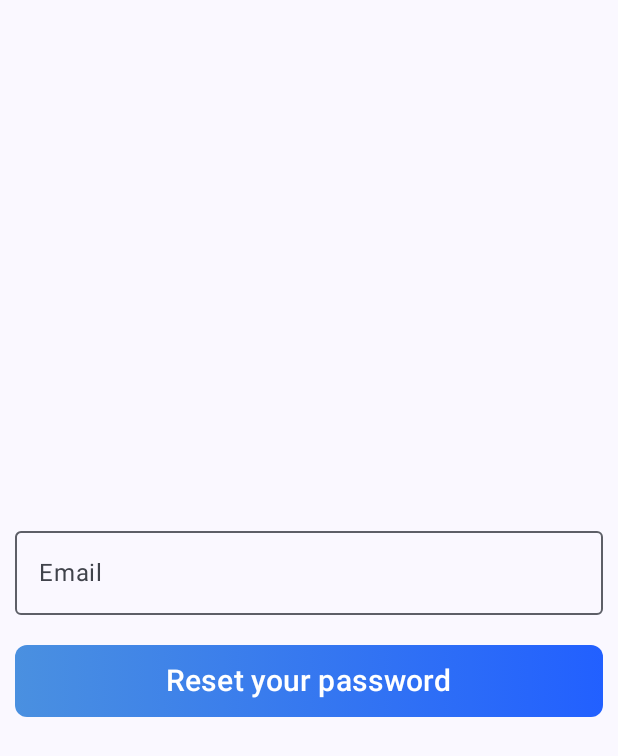
After one commit to hadhemi13/MediShareAndroid, an Android app built with Jetpack Compose: the ForgotPasswordScreen screen opened through its navigation route, on a phone screen of 412 x 824 dp. The commit adds this screen. Shown: the top 756 px of the screen. Run offline under Robolectric (Android 15) with nearby library versions, the phone set to English and light mode, and no system bars.

Commit message:
retrofit and forgot password v1

```diff
--- a/app/build.gradle.kts
+++ b/app/build.gradle.kts
@@ -62,7 +62,8 @@ dependencies {
     //retrofit import
     implementation("com.squareup.retrofit2:retrofit:2.9.0")
     implementation("com.squareup.retrofit2:converter-gson:2.9.0")
-
+    //nav controller
+    implementation("androidx.navigation:navigation-compose:2.8.3")
     testImplementation(libs.junit)
     androidTestImplementation(libs.androidx.junit)
     androidTestImplementation(libs.androidx.espresso.core)
--- a/app/src/main/java/com/example/medishareandroid/MainActivity.kt
+++ b/app/src/main/java/com/example/medishareandroid/MainActivity.kt
@@ -11,10 +11,16 @@ import androidx.compose.foundation.layout.imePadding
 import androidx.compose.foundation.layout.padding
 import androidx.compose.material3.Scaffold
 import androidx.compose.runtime.Composable
+import androidx.compose.runtime.mutableStateOf
+import androidx.compose.runtime.remember
 import androidx.compose.ui.Modifier
 import androidx.compose.ui.tooling.preview.Preview
 import androidx.compose.ui.unit.dp
+import androidx.navigation.compose.NavHost
+import androidx.navigation.compose.composable
+import androidx.navigation.compose.rememberNavController
 import com.example.medishareandroid.ui.theme.MediSHareAndroidTheme
+import com.example.medishareandroid.user.ForgotPasswordScreen
 import com.example.medishareandroid.user.LoginScreen
 
 class MainActivity : ComponentActivity() {
@@ -23,17 +29,34 @@ class MainActivity : ComponentActivity() {
         enableEdgeToEdge()
         setContent {
             MediSHareAndroidTheme {
+                val navController = rememberNavController()
+                val showToolbar = remember { mutableStateOf(true) }
+
+
                 Scaffold(modifier = Modifier
                     .fillMaxSize()
                     .imePadding()) { innerPadding ->
-
-                    LoginScreen(
-
-                        modifier = Modifier
+                    NavHost (navController = navController, startDestination = "login", modifier = Modifier.padding(innerPadding)) {
+                        composable(route = "login") {
+                            showToolbar.value = false
+                            LoginScreen(navController, modifier = Modifier
                             .fillMaxSize()
                             .padding(innerPadding)
-                            .padding(16.dp)
-                    )
+                            .padding(16.dp) )
+                        }
+                        composable(route = "forgotPassword") {
+                            showToolbar.value = true
+                            ForgotPasswordScreen(navController, modifier = Modifier)
+                        }
+                        /*
+                        composable(route = "about") {
+                            showToolbar.value = true
+                            AboutScreen()
+                        }*/
+                    }
+
+
+
 
                 }
             }
@@ -47,8 +70,9 @@ class MainActivity : ComponentActivity() {
 fun GreetingPreview() {
     MediSHareAndroidTheme {
         Column {
+            val navController = rememberNavController()
 
-            LoginScreen()
+            LoginScreen(navController)
         }
     }
 }
--- a/app/src/main/java/com/example/medishareandroid/remote/RetrofitInstance.kt
+++ b/app/src/main/java/com/example/medishareandroid/remote/RetrofitInstance.kt
@@ -6,7 +6,7 @@ import retrofit2.converter.gson.GsonConverterFactory
 
 
 // 10.0.2.2 adresse locale de l'émulateur
-const val BASE_URL = "http://192.168.1.156:3000/api/"
+const val BASE_URL = "http://192.168.1.156:3000/auth/"
 
 abstract class RetrofitInstance {
 
--- /dev/null
+++ b/app/src/main/java/com/example/medishareandroid/user/ForgotPasswordScreen.kt
@@ -0,0 +1,178 @@
+package com.example.medishareandroid.user
+
+
+import android.content.Context
+import android.util.Log
+import android.widget.Toast
+import androidx.compose.foundation.background
+import androidx.compose.foundation.layout.Arrangement
+import androidx.compose.foundation.layout.Column
+import androidx.compose.foundation.layout.PaddingValues
+import androidx.compose.foundation.layout.Spacer
+
+
+import androidx.compose.foundation.layout.fillMaxWidth
+import androidx.compose.foundation.layout.imePadding
+import androidx.compose.foundation.layout.padding
+import androidx.compose.foundation.text.KeyboardActions
+
+import androidx.compose.foundation.text.KeyboardOptions
+import androidx.compose.material3.Button
+import androidx.compose.material3.ButtonDefaults
+import androidx.compose.material3.MaterialTheme
+
+import androidx.compose.material3.OutlinedTextField
+import androidx.compose.material3.Text
+import androidx.compose.runtime.Composable
+import androidx.compose.runtime.MutableState
+import androidx.compose.runtime.mutableStateOf
+import androidx.compose.runtime.remember
+import androidx.compose.ui.Alignment
+import androidx.compose.ui.Modifier
+//import androidx.compose.ui.focus.FocusDirection
+import androidx.compose.ui.focus.FocusRequester
+import androidx.compose.ui.focus.focusRequester
+import androidx.compose.ui.graphics.Brush
+import androidx.compose.ui.graphics.Color
+import androidx.compose.ui.platform.LocalContext
+
+import androidx.compose.ui.platform.LocalFocusManager
+import androidx.compose.ui.platform.LocalSoftwareKeyboardController
+
+import androidx.compose.ui.text.input.ImeAction
+import androidx.compose.ui.text.input.KeyboardType
+
+import androidx.compose.ui.tooling.preview.Preview
+import androidx.compose.ui.unit.dp
+import androidx.compose.ui.unit.sp
+import androidx.navigation.NavHostController
+import androidx.navigation.compose.rememberNavController
+import com.example.medishareandroid.models.User
+import com.example.medishareandroid.remote.ForgotPasswordDto
+import com.example.medishareandroid.remote.Message
+import com.example.medishareandroid.remote.RetrofitInstance
+import com.example.medishareandroid.remote.UserAPI
+import retrofit2.Call
+import retrofit2.Callback
+import retrofit2.Response
+
+
+@Composable
+fun ForgotPasswordScreen(navController: NavHostController, modifier: Modifier = Modifier) {
+    val fEmail = remember { mutableStateOf("") }
+    val context = LocalContext.current
+    val keyboardController = LocalSoftwareKeyboardController.current
+    val focusManager = LocalFocusManager.current
+    val usernameFocusRequester = FocusRequester()
+
+
+    Column(
+        modifier.imePadding(),
+        horizontalAlignment = Alignment.CenterHorizontally,
+        verticalArrangement = Arrangement.Bottom,
+
+        ) {
+        Spacer(modifier = Modifier.weight(1f))
+
+        OutlinedTextField(
+            value = fEmail.value,
+            onValueChange = { fEmail.value = it },
+
+            modifier = Modifier
+                .fillMaxWidth()
+                .padding(10.dp)
+                .focusRequester(usernameFocusRequester),
+            /*textStyle = androidx.compose.ui.text.TextStyle(
+                color = Color.Black,
+                fontSize = 24.sp,
+                fontWeight = FontWeight.Bold
+            ),*/
+            label = { Text("Email") },
+
+            //keyboardOptions with ImeAction.Next for navigate to next field
+            keyboardOptions = KeyboardOptions(
+                keyboardType = KeyboardType.Text,
+                imeAction = ImeAction.Done
+            ),
+            keyboardActions = KeyboardActions(
+                //keyboardActions lets focusManager move focus downward
+                onDone = {
+                    keyboardController?.hide() // Hide the keyboard when Done is pressed
+                    focusManager.clearFocus()  // Clear focus from the text field
+                    // Trigger login or other actions here if necessary
+                }),
+            singleLine = true
+
+        )
+
+        Button(
+            onClick = {
+                //clear focus of fields
+                focusManager.clearFocus()
+                //keyboard hiding
+                keyboardController?.hide()
+                handleForgetPassword(context, fEmail)
+                /*if (isLoginEnabled) {
+                    // Perform login action
+                }
+
+                 */
+            },
+            modifier = Modifier
+                .fillMaxWidth()
+                .padding(10.dp)
+                .background(
+                    //for color gradient
+                    brush = Brush.horizontalGradient(
+                        colors = listOf(Color(0xFF4A90E0), Color(0xFF2260FF))
+                    ),
+                    shape = MaterialTheme.shapes.small
+                ),
+            colors = ButtonDefaults.buttonColors(containerColor = Color.Transparent),
+            //enabled = isLoginEnabled,
+            contentPadding = PaddingValues()
+        ) {
+            Text("Reset your password", fontSize = 20.sp, color = Color.White)
+        }
+        Spacer(modifier = Modifier.weight(1f))
+
+
+    }
+}
+
+fun handleForgetPassword(context: Context, fEmail: MutableState<String>) {
+
+    RetrofitInstance.getRetrofit().create(UserAPI::class.java)
+        .forgetPassword(ForgotPasswordDto( email = fEmail.value))
+        .enqueue(object : Callback<Message> {
+            override fun onResponse(call: Call<Message>, response: Response<Message>) {
+                if (response.isSuccessful) {
+                    // Get the message from the response body
+                    val message = response.body()?.message ?: "Unexpected response"
+                    Toast.makeText(context, message, Toast.LENGTH_SHORT).show()
+                } else {
+                    // Handle error message
+                    val errorMsg = response.errorBody()?.string() ?: "An error occurred"
+                    Toast.makeText(context, errorMsg, Toast.LENGTH_SHORT).show()
+                    Log.d("1",errorMsg)
+                }
+            }
+
+            override fun onFailure(call: Call<Message>, t: Throwable) {
+                Toast.makeText(context, t.message ?: "Network failure", Toast.LENGTH_SHORT).show()
+            }
+        })
+
+
+
+
+}
+
+@Preview(showBackground = true)
+@Composable
+fun PreviewForgotPasswordScreen() {
+    val navController = rememberNavController()
+
+
+    ForgotPasswordScreen(navController)
+}
--- /dev/null
+++ b/app/src/main/res/xml/network_security_config.xml
@@ -0,0 +1,6 @@
+<?xml version="1.0" encoding="utf-8"?>
+<network-security-config>
+    <domain-config cleartextTrafficPermitted="true">
+        <domain includeSubdomains="true">192.168.1.156</domain>
+    </domain-config>
+</network-security-config>
```
Also changed, not shown: app/src/main/AndroidManifest.xml (+11 -0 lines), app/src/main/java/com/example/medishareandroid/remote/UserAPI.kt (+8 -0 lines), app/src/main/java/com/example/medishareandroid/user/LoginScreen.kt (+6 -2 lines).
